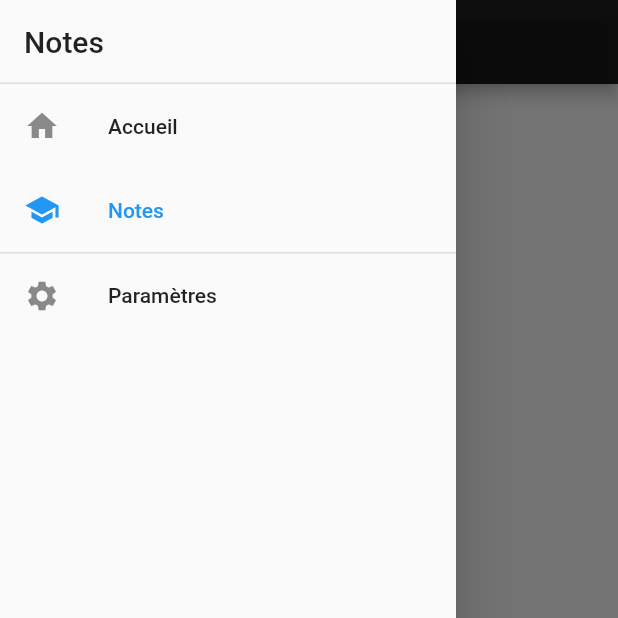
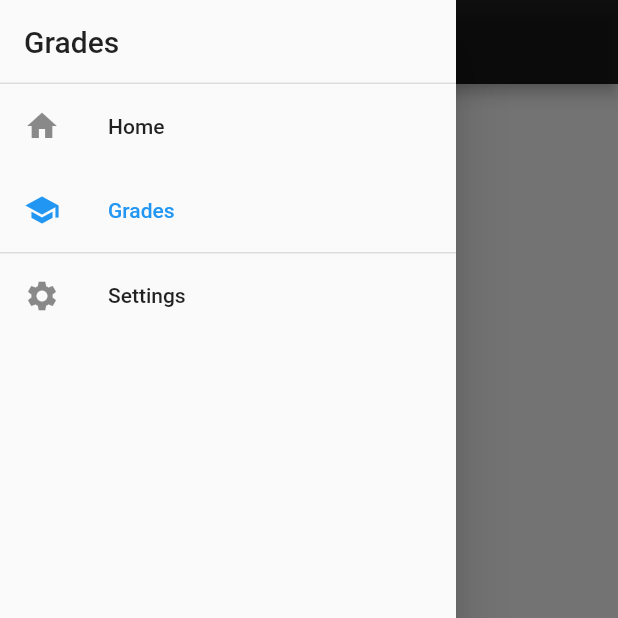
Before and after one commit to rd-xx/pepal_app_flutter, a Flutter app: the GradesView screen opened directly, with the side drawer open, on a phone screen of 412 x 824 dp, the top half of it. Run offline on Flutter 3.47's test engine with Material 2 defaults, Android fonts, the phone set to English and light mode, and no system bars; generated files the repository leaves out were written again.

Commit message:
drawer translation

```diff
--- a/lib/l10n/app_en.arb
+++ b/lib/l10n/app_en.arb
@@ -3,5 +3,8 @@
   "buttonPressed": "You have pushed the button this many times:",
   "@buttonPressed": {
     "description": "Shows how many times the button have been pressed."
-  }
+  },
+  "drawerCategory1": "Home",
+  "drawerCategory2": "Grades",
+  "drawerCategory3": "Settings"
 }
--- a/lib/l10n/app_fr.arb
+++ b/lib/l10n/app_fr.arb
@@ -3,5 +3,8 @@
   "buttonPressed": "Vous avez touché le bouton ce nombre de fois:",
   "@buttonPressed": {
     "description": "Montre combien de fois le bouton a été préssé."
-  }
+  },
+  "drawerCategory1": "Accueil",
+  "drawerCategory2": "Notes",
+  "drawerCategory3": "Paramètres"
 }
--- a/lib/screens/drawer_view.dart
+++ b/lib/screens/drawer_view.dart
@@ -1,4 +1,5 @@
 import 'package:flutter/material.dart';
+import 'package:flutter_gen/gen_l10n/app_localizations.dart';
 import 'package:pepal_app/screens/home_view.dart';
 
 import 'grades_view.dart';
@@ -38,24 +39,26 @@ class _DrawerViewState extends State<DrawerView> {
         ),
         ListTile(
           leading: const Icon(Icons.home),
-          title: const Text('Accueil'),
+          title: Text(AppLocalizations.of(context)!.drawerCategory1),
           selected: widget.selectIndex == 0,
           onTap: () {
             Navigator.push(
                 context,
                 MaterialPageRoute(
-                    builder: (context) => const HomeView(title: "Accueil")));
+                    builder: (context) => HomeView(
+                        title: AppLocalizations.of(context)!.drawerCategory1)));
           },
         ),
         ListTile(
           leading: const Icon(Icons.school),
-          title: const Text('Notes'),
+          title: Text(AppLocalizations.of(context)!.drawerCategory2),
           selected: widget.selectIndex == 1,
           onTap: () {
             Navigator.push(
                 context,
                 MaterialPageRoute(
-                    builder: (context) => const GradesView(title: "Notes")));
+                    builder: (context) => GradesView(
+                        title: AppLocalizations.of(context)!.drawerCategory2)));
           },
         ),
         const Divider(
@@ -64,7 +67,7 @@ class _DrawerViewState extends State<DrawerView> {
         ),
         ListTile(
           leading: const Icon(Icons.settings),
-          title: const Text('Paramètres'),
+          title: Text(AppLocalizations.of(context)!.drawerCategory3),
           selected: widget.selectIndex == 3,
         ),
       ],
```
